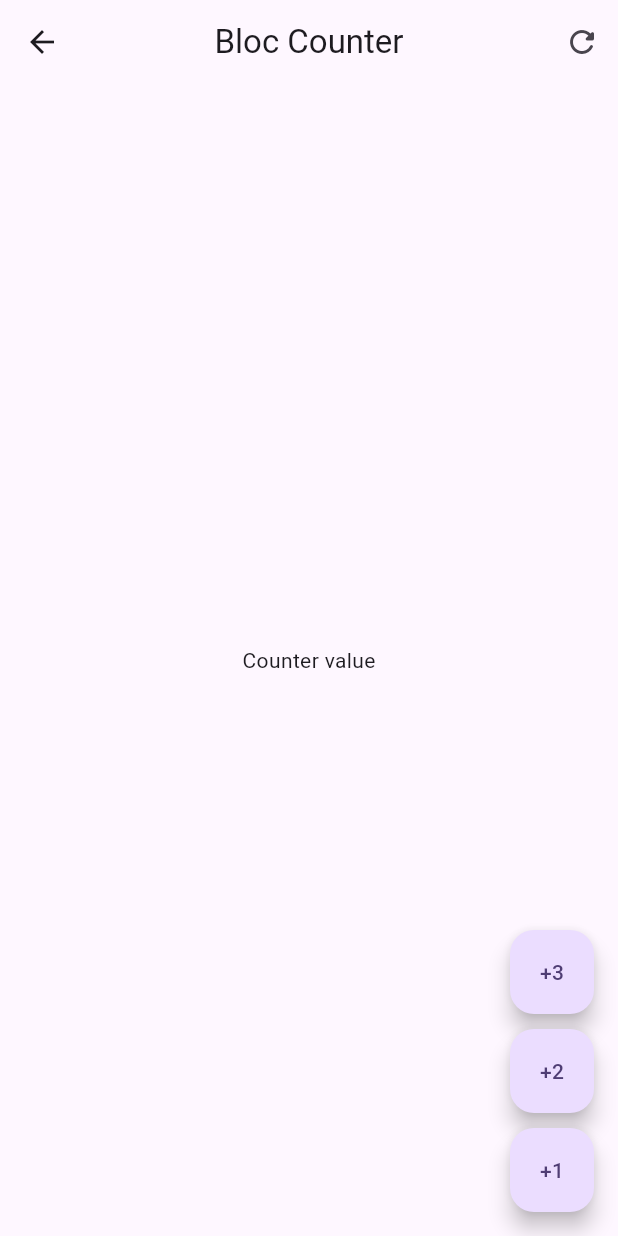
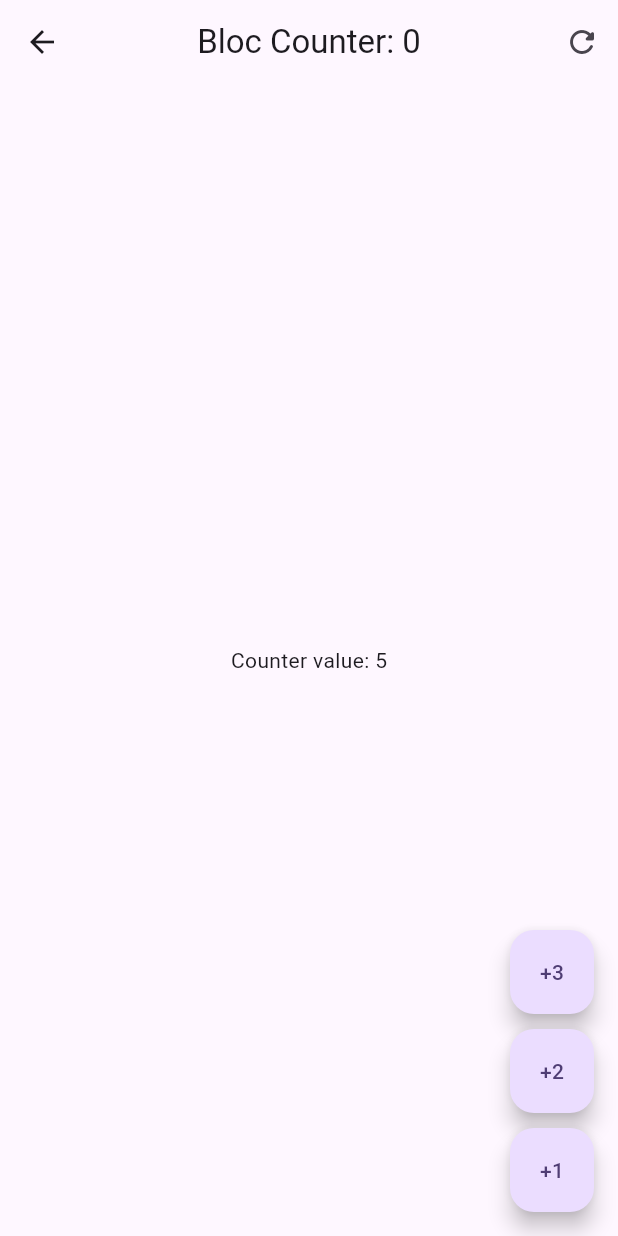
Before and after one commit to isaias-alt/forms_app, a Flutter app: the screen it shows after launch, after a tap on "Bloc", on a phone screen of 412 x 824 dp. Run offline on Flutter 3.47's test engine with Material 3 defaults, Android fonts, the phone set to English and light mode, and no system bars; our stand-ins replace equatable, flutter_bloc, go_router.

Commit message:
feat(presentation): implement bloc

```diff
--- a/lib/presentation/blocs/counter_bloc/counter_event.dart
+++ b/lib/presentation/blocs/counter_bloc/counter_event.dart
@@ -6,6 +6,7 @@ abstract class CounterEvent {
 
 class CounterIncreased extends CounterEvent {
   final int value;
-
   const CounterIncreased(this.value);
 }
+
+class CounterReset extends CounterEvent {}
--- a/lib/presentation/screens/bloc_counter_screen.dart
+++ b/lib/presentation/screens/bloc_counter_screen.dart
@@ -1,22 +1,47 @@
 import 'package:flutter/material.dart';
+import 'package:flutter_bloc/flutter_bloc.dart';
+import 'package:forms_app/presentation/blocs/counter_bloc/counter_bloc.dart';
 
 class BlocCounterScreen extends StatelessWidget {
   const BlocCounterScreen({super.key});
 
   @override
   Widget build(BuildContext context) {
+    return BlocProvider(
+      create: (_) => CounterBloc(),
+      child: const BlocCounterView(),
+    );
+  }
+}
+
+class BlocCounterView extends StatelessWidget {
+  const BlocCounterView({
+    super.key,
+  });
+
+  void increaseCounterBy(BuildContext context, [int value = 1]) {
+    context.read<CounterBloc>().add(CounterIncreased(value));
+  }
+
+  @override
+  Widget build(BuildContext context) {
     return Scaffold(
       appBar: AppBar(
-        title: const Text('Bloc Counter'),
+        title: context.select((CounterBloc value) {
+          return Text('Bloc Counter: ${value.state.transactionCount}');
+        }),
         actions: [
           IconButton(
-            onPressed: () {},
+            onPressed: () => context.read<CounterBloc>().add(CounterReset()),
             icon: const Icon(Icons.refresh_rounded),
           )
         ],
       ),
-      body: const Center(
-        child: Text('Counter value'),
+      body: Center(
+        child: context.select(
+          (CounterBloc counterBloc) =>
+              Text('Counter value: ${counterBloc.state.counter}'),
+        ),
       ),
       floatingActionButton: Column(
         mainAxisAlignment: MainAxisAlignment.end,
@@ -24,19 +49,19 @@ class BlocCounterScreen extends StatelessWidget {
           FloatingActionButton(
             heroTag: '1',
             child: const Text('+3'),
-            onPressed: () {},
+            onPressed: () => increaseCounterBy(context, 3),
           ),
           const SizedBox(height: 10),
           FloatingActionButton(
             heroTag: '2',
             child: const Text('+2'),
-            onPressed: () {},
+            onPressed: () => increaseCounterBy(context, 2),
           ),
           const SizedBox(height: 10),
           FloatingActionButton(
             heroTag: '3',
             child: const Text('+1'),
-            onPressed: () {},
+            onPressed: () => increaseCounterBy(context),
           ),
         ],
       ),
```
Also changed, not shown: lib/presentation/blocs/counter_bloc/counter_bloc.dart (+10 -0 lines).
